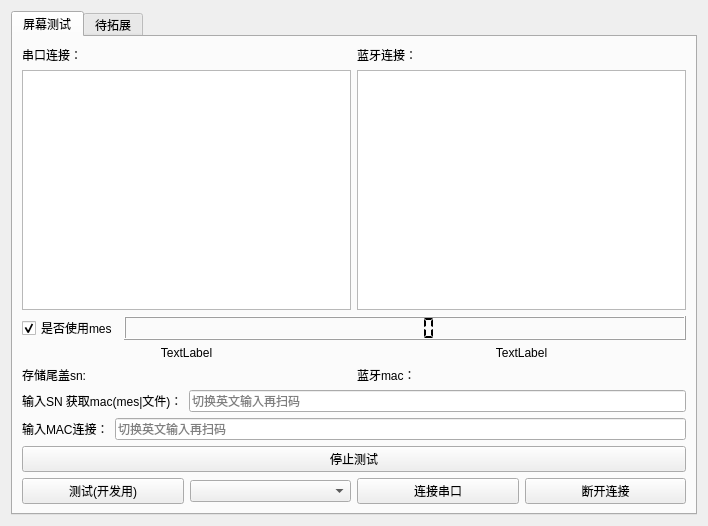
This is work_station/screen/screentest.ui in yuhuang163/test as Qt 5 draws it before an edit. The edited form follows.
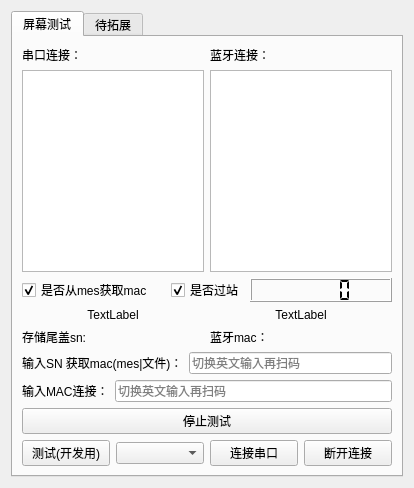
This is the edited form.

Commit message: 开发mes获取mac地址的功能勾选

```diff
--- a/work_station/screen/screentest.ui
+++ b/work_station/screen/screentest.ui
@@ -6,8 +6,8 @@
    <rect>
     <x>0</x>
     <y>0</y>
-    <width>708</width>
-    <height>526</height>
+    <width>414</width>
+    <height>488</height>
    </rect>
   </property>
   <property name="windowTitle">
@@ -24,34 +24,7 @@
        <string>屏幕测试</string>
       </attribute>
       <layout class="QGridLayout" name="gridLayout_2">
-       <item row="0" column="0" colspan="2">
-        <layout class="QHBoxLayout" name="horizontalLayout">
-         <property name="topMargin">
-          <number>0</number>
-         </property>
-         <item>
-          <widget class="QLabel" name="uartstate">
-           <property name="sizePolicy">
-            <sizepolicy hsizetype="Preferred" vsizetype="Preferred">
-             <horstretch>0</horstretch>
-             <verstretch>0</verstretch>
-            </sizepolicy>
-           </property>
-           <property name="text">
-            <string>串口连接：</string>
-           </property>
-          </widget>
-         </item>
-         <item>
-          <widget class="QLabel" name="bleStatusLabel">
-           <property name="text">
-            <string>蓝牙连接：</string>
-           </property>
-          </widget>
-         </item>
-        </layout>
-       </item>
-       <item row="3" column="0" colspan="2">
+       <item row="3" column="1" colspan="3">
         <layout class="QHBoxLayout" name="horizontalLayout_7">
          <property name="topMargin">
           <number>0</number>
@@ -77,77 +50,7 @@
          </item>
         </layout>
        </item>
-       <item row="8" column="0" colspan="2">
-        <layout class="QHBoxLayout" name="horizontalLayout_5">
-         <property name="leftMargin">
-          <number>0</number>
-         </property>
-         <item>
-          <widget class="QLabel" name="label_6">
-           <property name="text">
-            <string>输入SN 获取mac(mes|文件)：</string>
-           </property>
-          </widget>
-         </item>
-         <item>
-          <widget class="QLineEdit" name="get_mac">
-           <property name="sizePolicy">
-            <sizepolicy hsizetype="Expanding" vsizetype="Fixed">
-             <horstretch>0</horstretch>
-             <verstretch>0</verstretch>
-            </sizepolicy>
-           </property>
-           <property name="placeholderText">
-            <string>切换英文输入再扫码</string>
-           </property>
-          </widget>
-         </item>
-        </layout>
-       </item>
-       <item row="5" column="0">
-        <widget class="QCheckBox" name="isusemes">
-         <property name="sizePolicy">
-          <sizepolicy hsizetype="Fixed" vsizetype="Fixed">
-           <horstretch>0</horstretch>
-           <verstretch>0</verstretch>
-          </sizepolicy>
-         </property>
-         <property name="text">
-          <string>是否使用mes</string>
-         </property>
-         <property name="checkable">
-          <bool>true</bool>
-         </property>
-         <property name="checked">
-          <bool>true</bool>
-         </property>
-        </widget>
-       </item>
-       <item row="6" column="0" colspan="2">
-        <layout class="QHBoxLayout" name="horizontalLayout_3">
-         <item>
-          <widget class="QLabel" name="test_result">
-           <property name="text">
-            <string>TextLabel</string>
-           </property>
-           <property name="alignment">
-            <set>Qt::AlignCenter</set>
-           </property>
-          </widget>
-         </item>
-         <item>
-          <widget class="QLabel" name="mes_state">
-           <property name="text">
-            <string>&lt;html&gt;&lt;head/&gt;&lt;body&gt;&lt;p align=&quot;center&quot;&gt;TextLabel&lt;/p&gt;&lt;/body&gt;&lt;/html&gt;</string>
-           </property>
-           <property name="alignment">
-            <set>Qt::AlignCenter</set>
-           </property>
-          </widget>
-         </item>
-        </layout>
-       </item>
-       <item row="5" column="1">
+       <item row="5" column="3">
         <widget class="QLCDNumber" name="test_time">
          <property name="smallDecimalPoint">
           <bool>false</bool>
@@ -157,25 +60,7 @@
          </property>
         </widget>
        </item>
-       <item row="7" column="0" colspan="2">
-        <layout class="QHBoxLayout" name="horizontalLayout_4">
-         <item>
-          <widget class="QLabel" name="tail_sn">
-           <property name="text">
-            <string>存储尾盖sn:</string>
-           </property>
-          </widget>
-         </item>
-         <item>
-          <widget class="QLabel" name="macLabel">
-           <property name="text">
-            <string>蓝牙mac：</string>
-           </property>
-          </widget>
-         </item>
-        </layout>
-       </item>
-       <item row="11" column="0" colspan="2">
+       <item row="11" column="1" colspan="3">
         <layout class="QHBoxLayout" name="horizontalLayout_6">
          <item>
           <widget class="QPushButton" name="pushButton">
@@ -203,7 +88,110 @@
          </item>
         </layout>
        </item>
-       <item row="9" column="0" colspan="2">
+       <item row="7" column="1" colspan="3">
+        <layout class="QHBoxLayout" name="horizontalLayout_4">
+         <item>
+          <widget class="QLabel" name="tail_sn">
+           <property name="text">
+            <string>存储尾盖sn:</string>
+           </property>
+          </widget>
+         </item>
+         <item>
+          <widget class="QLabel" name="macLabel">
+           <property name="text">
+            <string>蓝牙mac：</string>
+           </property>
+          </widget>
+         </item>
+        </layout>
+       </item>
+       <item row="10" column="1" colspan="3">
+        <widget class="QPushButton" name="stopTest">
+         <property name="text">
+          <string>停止测试</string>
+         </property>
+        </widget>
+       </item>
+       <item row="6" column="1" colspan="3">
+        <layout class="QHBoxLayout" name="horizontalLayout_3">
+         <item>
+          <widget class="QLabel" name="test_result">
+           <property name="text">
+            <string>TextLabel</string>
+           </property>
+           <property name="alignment">
+            <set>Qt::AlignCenter</set>
+           </property>
+          </widget>
+         </item>
+         <item>
+          <widget class="QLabel" name="mes_state">
+           <property name="text">
+            <string>&lt;html&gt;&lt;head/&gt;&lt;body&gt;&lt;p align=&quot;center&quot;&gt;TextLabel&lt;/p&gt;&lt;/body&gt;&lt;/html&gt;</string>
+           </property>
+           <property name="alignment">
+            <set>Qt::AlignCenter</set>
+           </property>
+          </widget>
+         </item>
+        </layout>
+       </item>
+       <item row="8" column="1" colspan="3">
+        <layout class="QHBoxLayout" name="horizontalLayout_5">
+         <property name="leftMargin">
+          <number>0</number>
+         </property>
+         <item>
+          <widget class="QLabel" name="label_6">
+           <property name="text">
+            <string>输入SN 获取mac(mes|文件)：</string>
+           </property>
+          </widget>
+         </item>
+         <item>
+          <widget class="QLineEdit" name="get_mac">
+           <property name="sizePolicy">
+            <sizepolicy hsizetype="Expanding" vsizetype="Fixed">
+             <horstretch>0</horstretch>
+             <verstretch>0</verstretch>
+            </sizepolicy>
+           </property>
+           <property name="placeholderText">
+            <string>切换英文输入再扫码</string>
+           </property>
+          </widget>
+         </item>
+        </layout>
+       </item>
+       <item row="0" column="1" colspan="3">
+        <layout class="QHBoxLayout" name="horizontalLayout">
+         <property name="topMargin">
+          <number>0</number>
+         </property>
+         <item>
+          <widget class="QLabel" name="uartstate">
+           <property name="sizePolicy">
+            <sizepolicy hsizetype="Preferred" vsizetype="Preferred">
+             <horstretch>0</horstretch>
+             <verstretch>0</verstretch>
+            </sizepolicy>
+           </property>
+           <property name="text">
+            <string>串口连接：</string>
+           </property>
+          </widget>
+         </item>
+         <item>
+          <widget class="QLabel" name="bleStatusLabel">
+           <property name="text">
+            <string>蓝牙连接：</string>
+           </property>
+          </widget>
+         </item>
+        </layout>
+       </item>
+       <item row="9" column="1" colspan="3">
         <layout class="QHBoxLayout" name="horizontalLayout_2">
          <item>
           <widget class="QLabel" name="label_2">
@@ -233,10 +221,32 @@
          </item>
         </layout>
        </item>
-       <item row="10" column="0" colspan="2">
-        <widget class="QPushButton" name="stopTest">
+       <item row="5" column="2">
+        <widget class="QCheckBox" name="isusemes">
+         <property name="sizePolicy">
+          <sizepolicy hsizetype="Fixed" vsizetype="Fixed">
+           <horstretch>0</horstretch>
+           <verstretch>0</verstretch>
+          </sizepolicy>
+         </property>
          <property name="text">
-          <string>停止测试</string>
+          <string>是否过站</string>
+         </property>
+         <property name="checkable">
+          <bool>true</bool>
+         </property>
+         <property name="checked">
+          <bool>true</bool>
+         </property>
+        </widget>
+       </item>
+       <item row="5" column="1">
+        <widget class="QCheckBox" name="isformmes">
+         <property name="text">
+          <string>是否从mes获取mac</string>
+         </property>
+         <property name="checked">
+          <bool>true</bool>
          </property>
         </widget>
        </item>
```
The commit also changes 14 other files.
